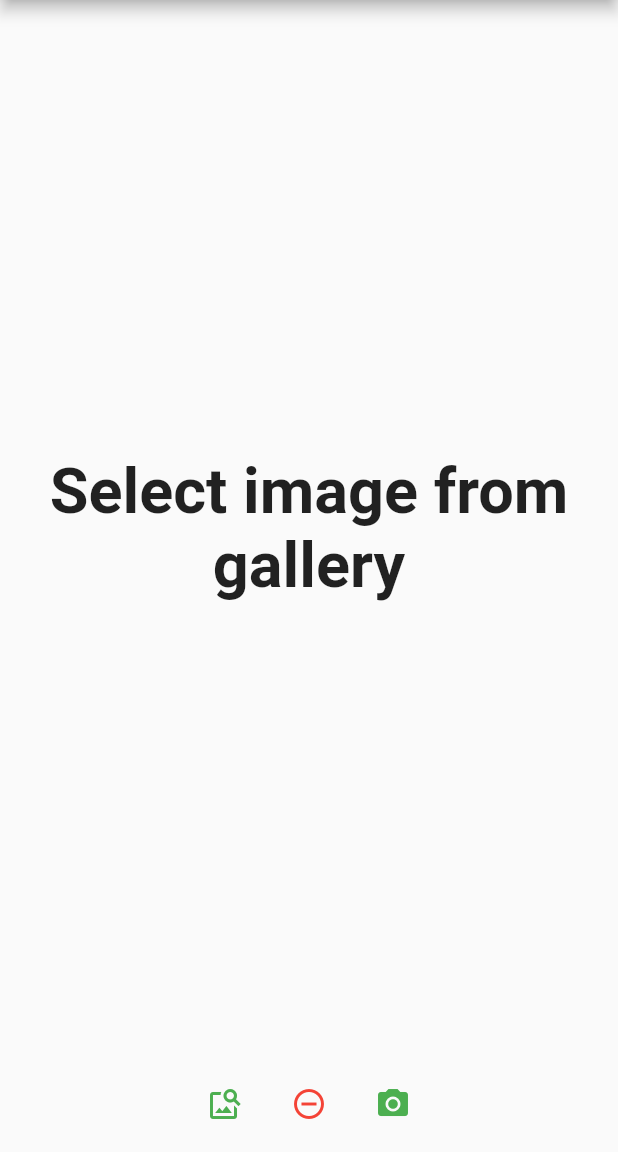
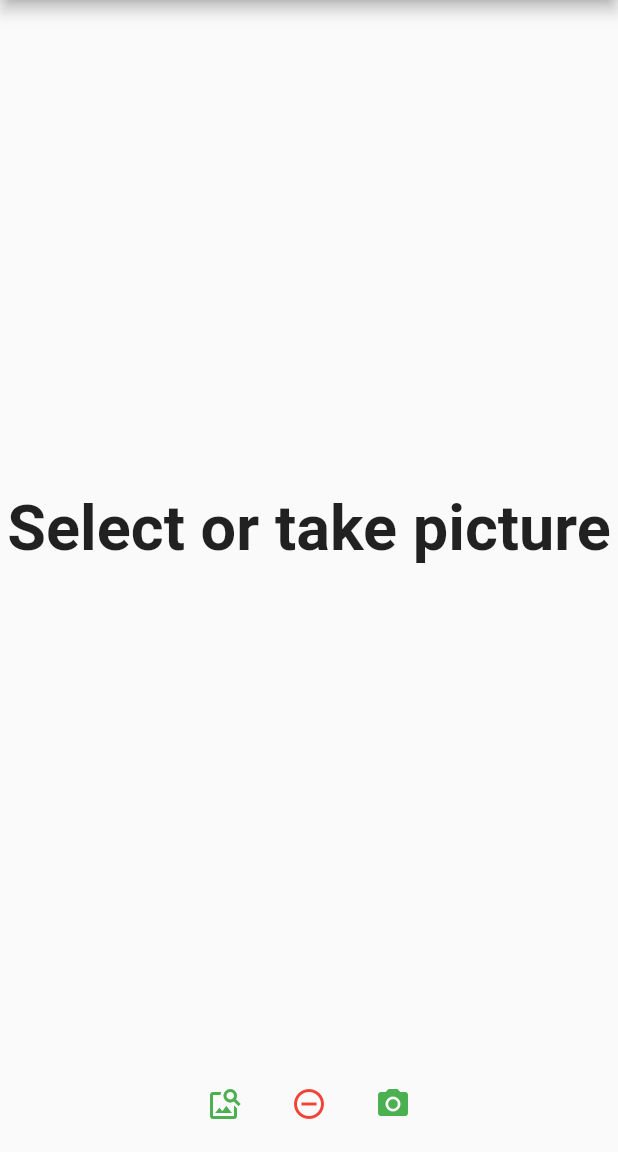
Before and after one commit to Cyb3rxK1lls/kingdomino-scorer, a Flutter app: the screen it shows after launch, after a tap on the "remove circle outline" icon, on a phone screen of 412 x 824 dp, the part 84-1236 px from its top. Run offline on Flutter 3.47's test engine with Material 2 defaults, Android fonts, the light colour scheme and no system bars; our stand-ins replace image_picker.

Commit message:
cleaned some functions, added some comments

```diff
--- a/kingdomino_score_calculator/lib/main.dart
+++ b/kingdomino_score_calculator/lib/main.dart
@@ -9,6 +9,7 @@ import 'package:kingdomino_score_calculator/tile.dart';
 import 'package:kingdomino_score_calculator/tile_widget.dart';
 
 enum Status { success, loadFailure, noDetections }
+enum Loading { loading, loaded, neither }
 
 void main() {
   runApp(const MyApp());
@@ -40,9 +41,8 @@ class _MyHomePageState extends State<MyHomePage> {
       "http://10.0.2.2:5000/file"; //10.0.2.2 while using emulator
   final ImagePicker _picker = ImagePicker();
   final int imageSize = 640;
-  bool _loaded = false;
-  bool _loading = false;
-  Status status = Status.noDetections;
+  Loading _load = Loading.neither;
+  Status _status = Status.noDetections;
   String mainText = "";
   List<String> classes = [];
   List<Tile> tiles = [];
@@ -50,20 +50,20 @@ class _MyHomePageState extends State<MyHomePage> {
   List<Widget> wtiles = [];
 
   _MyHomePageState() {
+    _load = Loading.neither;
+    _status = Status.noDetections;
     _loadClasses();
     _refreshMainText();
-    // board = Board([Tile('empty', .5, .5, .5, .5, 2, 2)]);
   }
 
   /// adjusts the main text and size accordingly
   void _refreshMainText() {
-    switch (status) {
-      case Status.success:
-        if (_loading) {
+    if (_load == Loading.loading) {
       mainText = "loading...";
     } else {
+      switch (_status) {
+        case Status.success:
           mainText = "Score: " + board.totalScore.toString();
-        }
           break;
 
         case Status.loadFailure:
@@ -71,14 +71,13 @@ class _MyHomePageState extends State<MyHomePage> {
           break;
 
         case Status.noDetections:
-        if (_loading) {
-          mainText = "loading...";
-        } else if (_loaded) {
+          if (_load == Loading.loaded) {
             mainText = "Found no tiles.";
           } else {
-          mainText = "Select image from gallery";
+            mainText = "Select or take picture";
           }
           break;
+      }
     }
   }
 
@@ -94,6 +93,7 @@ class _MyHomePageState extends State<MyHomePage> {
     String str = await result.stream.bytesToString();
     int resultStatus = int.parse(str.substring(str.length - 6, str.length - 3));
     if (resultStatus == 200) {
+      // 200 ==> success, so process all new tiles
       String detectionsText = str.substring(15, str.length - 22);
       List<String> detections = detectionsText.split(',');
       for (String detection in detections) {
@@ -109,11 +109,10 @@ class _MyHomePageState extends State<MyHomePage> {
     }
 
     setState(() {
-      _loading = false;
-      _loaded = true;
+      _load = Loading.loaded;
       switch (resultStatus) {
         case 200:
-          status = Status.success;
+          _status = Status.success;
           board = Board(tiles);
           wtiles = [];
           for (Tile tile in board.board) {
@@ -122,11 +121,11 @@ class _MyHomePageState extends State<MyHomePage> {
           break;
 
         case 300:
-          status = Status.noDetections;
+          _status = Status.noDetections;
           break;
 
         default:
-          status = Status.loadFailure;
+          _status = Status.loadFailure;
       }
       _refreshMainText();
     });
@@ -141,11 +140,11 @@ class _MyHomePageState extends State<MyHomePage> {
   void chooseImage(ImageSource imgSource) async {
     var image = await _picker.pickImage(source: imgSource);
     if (image == null) {
+      // null ==> user canceled their action
       return;
     }
     setState(() {
-      _loaded = false;
-      _loading = true;
+      _load = Loading.loading;
       _refreshMainText();
     });
     postRequest(XFile(image.path));
@@ -162,8 +161,7 @@ class _MyHomePageState extends State<MyHomePage> {
   /// Clear a board
   void clearBoard() {
     setState(() {
-      _loading = false;
-      _loaded = false;
+      _load = Loading.neither;
       _refreshMainText();
       wtiles = [];
     });
@@ -181,16 +179,14 @@ class _MyHomePageState extends State<MyHomePage> {
       textAlign: TextAlign.center,
       style: const TextStyle(fontWeight: FontWeight.bold, fontSize: 42),
     ));
-    if (status == Status.success) {
+    if (_status == Status.success) {
+      // success ==> display board
       widgets.insert(
           0,
           Expanded(
               child: GridView(
             gridDelegate: SliverGridDelegateWithMaxCrossAxisExtent(
-                maxCrossAxisExtent: imageSize,
-                crossAxisSpacing: 0,
-                mainAxisSpacing: 0,
-                mainAxisExtent: imageSize),
+                maxCrossAxisExtent: imageSize, mainAxisExtent: imageSize),
             children: wtiles,
             shrinkWrap: true,
           )));
```
Lines whose indentation alone changed are shown as unchanged.
